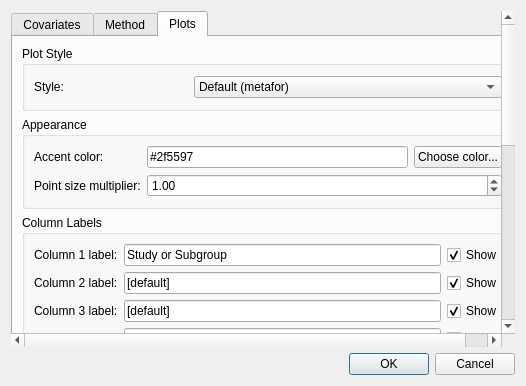
Qt form src/rc_metastudio/forms/analysis_setup_dialog.ui (AliSalman-et-al/rc-metastudio) before a commit.
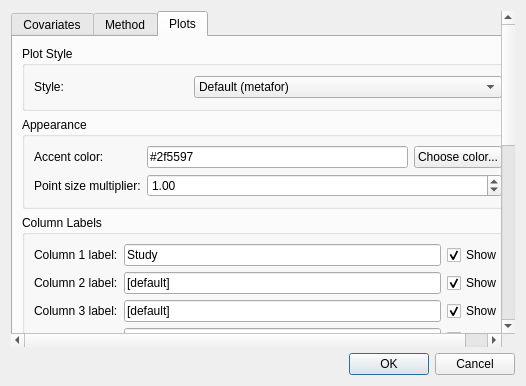
The same form after that commit. The open tabs and pages were chosen to show the change. Icons and pictures are not drawn. Custom widgets are drawn as their Qt base class.

What changed in the file:
```diff
--- a/src/rc_metastudio/forms/analysis_setup_dialog.ui
+++ b/src/rc_metastudio/forms/analysis_setup_dialog.ui
@@ -256,7 +256,7 @@
             <item row="0" column="1">
              <widget class="QLineEdit" name="col1_str_edit">
               <property name="text">
-               <string>Study or Subgroup</string>
+               <string>Study</string>
               </property>
              </widget>
             </item>
```
